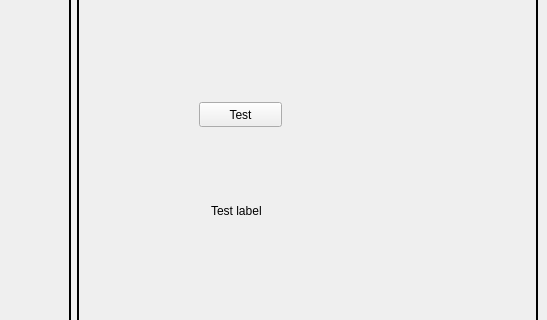
Above: src/L4/ui/gsmainwindow.ui from vedangnaik/Carina-mirror before the change; both pictures show x 400 to 947 and y 136 to 456 of the 947 by 652 pixel window. Below: the same form after it.
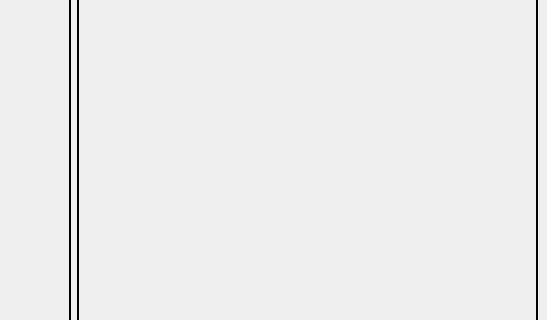
That is the form after the change. Custom widgets are drawn as their Qt base class.

Commit message: Moved movable widget code into class template

Diff of the .ui file:
```diff
--- a/src/L4/ui/gsmainwindow.ui
+++ b/src/L4/ui/gsmainwindow.ui
@@ -47,44 +47,11 @@
       <property name="midLineWidth">
        <number>0</number>
       </property>
-      <widget class="MovableQPushButton" name="pushButton">
-       <property name="geometry">
-        <rect>
-         <x>122</x>
-         <y>210</y>
-         <width>83</width>
-         <height>25</height>
-        </rect>
-       </property>
-       <property name="sizePolicy">
-        <sizepolicy hsizetype="Minimum" vsizetype="Minimum">
-         <horstretch>0</horstretch>
-         <verstretch>0</verstretch>
-        </sizepolicy>
-       </property>
-       <property name="focusPolicy">
-        <enum>Qt::NoFocus</enum>
-       </property>
-       <property name="text">
-        <string>Test</string>
-       </property>
-       <property name="checkable">
-        <bool>true</bool>
-       </property>
-      </widget>
-      <widget class="MovableQLabel" name="label">
-       <property name="geometry">
-        <rect>
-         <x>134</x>
-         <y>310</y>
-         <width>62</width>
-         <height>17</height>
-        </rect>
-       </property>
-       <property name="text">
-        <string>Test label</string>
-       </property>
-      </widget>
+      <layout class="QHBoxLayout" name="horizontalLayout_4">
+       <item>
+        <layout class="QHBoxLayout" name="horizontalLayout"/>
+       </item>
+      </layout>
      </widget>
     </item>
    </layout>
@@ -113,18 +80,6 @@
    </property>
   </action>
  </widget>
- <customwidgets>
-  <customwidget>
-   <class>MovableQPushButton</class>
-   <extends>QPushButton</extends>
-   <header>src/L4/ui/MovableQPushButton.h</header>
-  </customwidget>
-  <customwidget>
-   <class>MovableQLabel</class>
-   <extends>QLabel</extends>
-   <header>src/L4/ui/MovableQLabel.h</header>
-  </customwidget>
- </customwidgets>
  <resources/>
  <connections/>
 </ui>
```
The commit also changes 8 other files.
